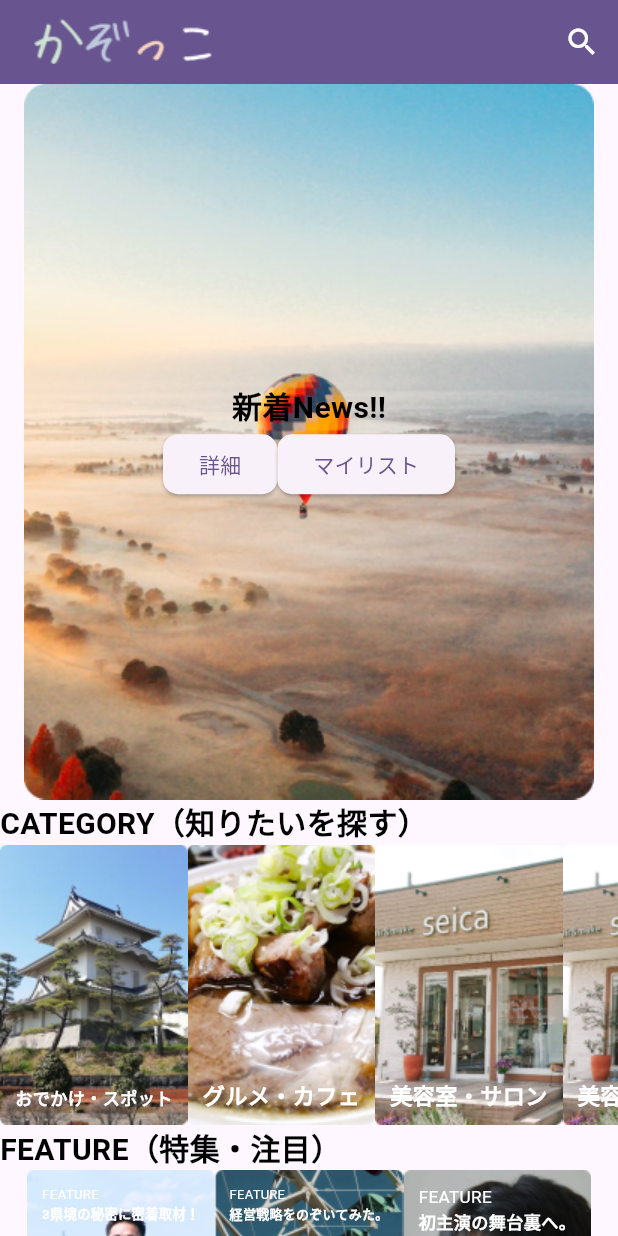
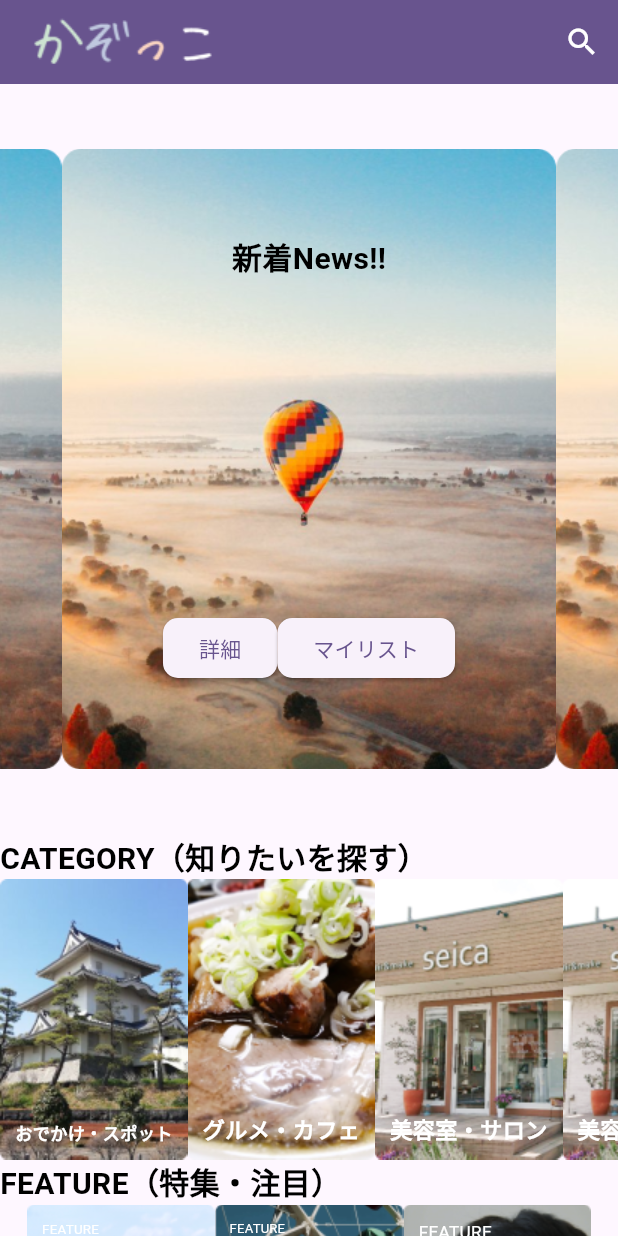
Before and after one commit to akagisrapid/kazo-city-media, a Flutter app: the screen it shows after launch, on a phone screen of 412 x 824 dp. Run offline on Flutter 3.47's test engine with Material 2 defaults, Android fonts, the phone set to English and light mode, and no system bars; drawn by our look-alikes of carousel_slider; our stand-ins replace device_preview.

Commit message:
カルーセル導入

```diff
--- a/kazo_city_media/lib/main.dart
+++ b/kazo_city_media/lib/main.dart
@@ -4,6 +4,8 @@ import 'package:flutter/material.dart';
 import 'package:device_preview/device_preview.dart';
 import 'package:kazo_city_media/UI/category.dart';
 import 'package:kazo_city_media/UI/feature.dart';
+import 'package:carousel_slider/carousel_slider.dart';
+import 'package:kazo_city_media/UI/latestNews.dart';
 
 import 'UI/writer.dart';
 
@@ -87,54 +89,16 @@ class _MyHomePageState extends State<MyHomePage> {
         ],
       ),
       body: Center(
-        child: SingleChildScrollView(
-          child: Column(children: [
-          Stack(alignment: AlignmentDirectional.center, children: <Widget>[
-            Container(
-                alignment: Alignment.center,
-                child: Image.asset('images/news.png')),
+        child:SingleChildScrollView(
+          child: Column(
+        children: [
+          Center(
+                  child: CarouselSlider(
+                    options: CarouselOptions(animateToClosest: true, height: 500, viewportFraction: 0.8),
+                    items: [1,2].map((e) => LatestNewsItem(key: null,)).toList()
+                  )
+            ),
             Column(
-              crossAxisAlignment: CrossAxisAlignment.start,
-              children: [
-                Container(
-                    alignment: Alignment.topCenter,
-                    child: Text('新着News!!',
-                        style: TextStyle(
-                          fontSize: 20,
-                          fontWeight: FontWeight.bold,
-                          color: Colors.black,
-                        ))),
-                Row(
-                  mainAxisAlignment: MainAxisAlignment.center,
-                  children: [
-                    Container(
-                        alignment: Alignment.bottomCenter,
-                        child: ElevatedButton(
-                          style: ElevatedButton.styleFrom(
-                            shape: RoundedRectangleBorder(
-                              borderRadius: BorderRadius.circular(10),
-                            ),
-                          ),
-                          onPressed: () {},
-                          child: Text('詳細'),
-                        )),
-                    Container(
-                        alignment: Alignment.bottomCenter,
-                        child: ElevatedButton(
-                          style: ElevatedButton.styleFrom(
-                            shape: RoundedRectangleBorder(
-                              borderRadius: BorderRadius.circular(10),
-                            ),
-                          ),
-                          onPressed: () {},
-                          child: Text('マイリスト'),
-                        ))
-                  ],
-                )
-              ],
-            ),
-          ]),
-          Column(
             mainAxisAlignment: MainAxisAlignment.center,
             children: [
               Container(
@@ -198,8 +162,8 @@ class _MyHomePageState extends State<MyHomePage> {
           ),
 
         ]),
-      ),
       )
-    );
+      )
+      );
   }
 }
--- a/kazo_city_media/pubspec.yaml
+++ b/kazo_city_media/pubspec.yaml
@@ -37,6 +37,7 @@ dependencies:
   cupertino_icons: ^1.0.2
 
   device_preview: ^1.1.0
+  carousel_slider: ^4.2.1
 
 
 dev_dependencies:
```
Also changed, not shown: kazo_city_media/pubspec.lock.
